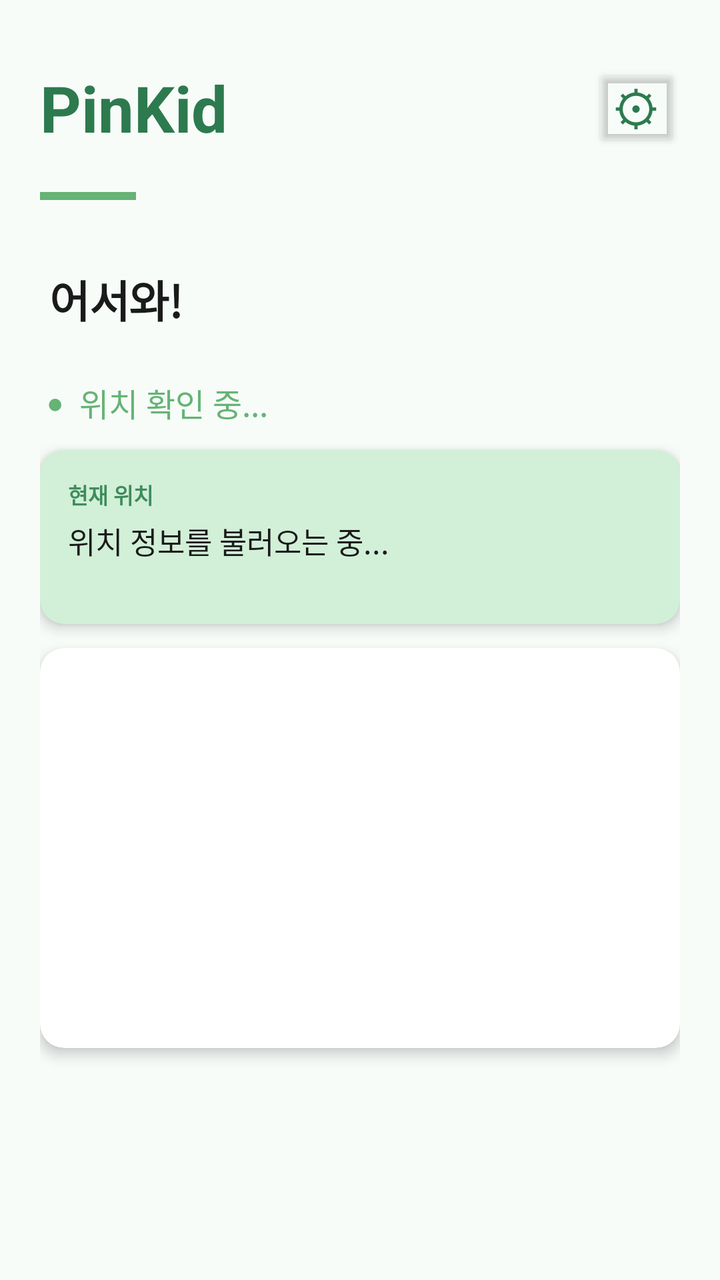
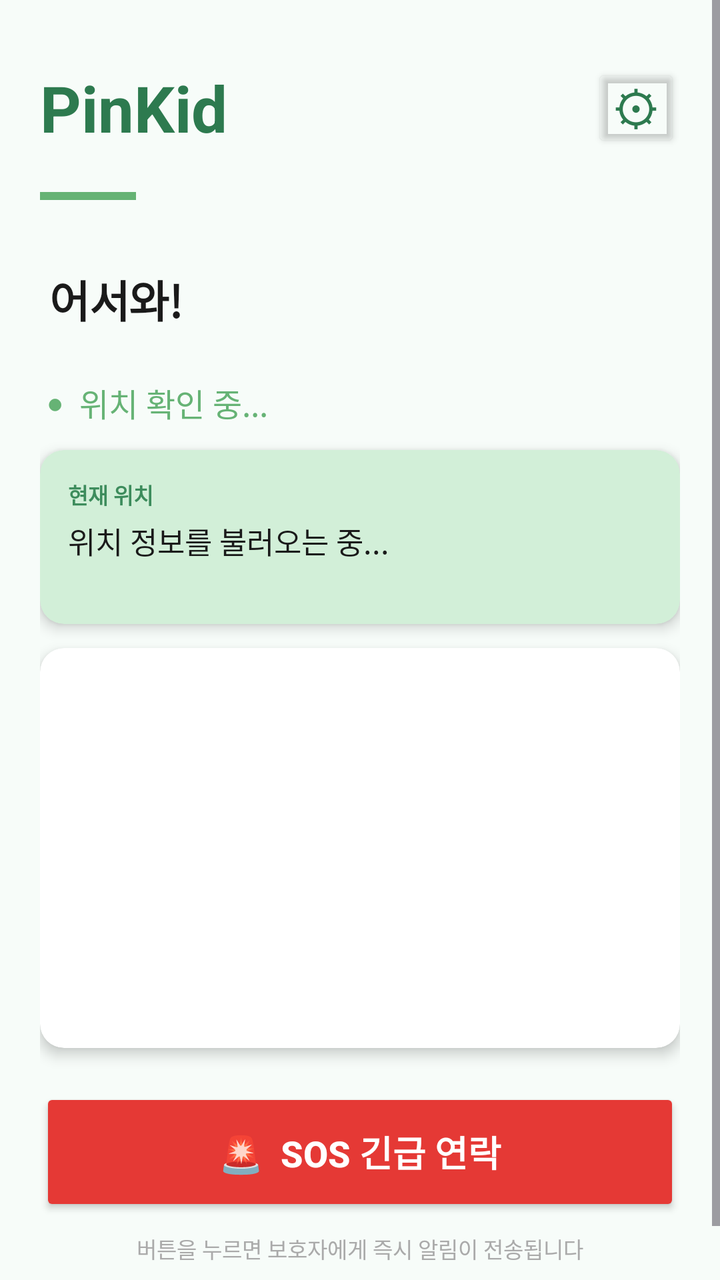

The first picture is an Android layout as it rendered before a commit; the second is the same layout after the commit. The layout source and the unified diff follow.
<!-- AndroidManifest.xml: application theme Theme.PinKid -->
<!-- res/layout/activity_child.xml -->
<?xml version="1.0" encoding="utf-8"?>
<ScrollView
    xmlns:android="http://schemas.android.com/apk/res/android"
    xmlns:app="http://schemas.android.com/apk/res-auto"
    android:layout_width="match_parent"
    android:layout_height="match_parent"
    android:background="#F7FCF9"
    android:fillViewport="true">

    <LinearLayout
        android:layout_width="match_parent"
        android:layout_height="wrap_content"
        android:orientation="vertical"
        android:padding="20dp">

        
        <LinearLayout
            android:layout_width="match_parent"
            android:layout_height="wrap_content"
            android:orientation="horizontal"
            android:gravity="center_vertical"
            android:layout_marginTop="12dp">

            <TextView
                android:id="@+id/txtPinKid"
                android:layout_width="0dp"
                android:layout_height="wrap_content"
                android:layout_weight="1"
                android:text="PinKid"
                android:textSize="32sp"
                android:textStyle="bold"
                android:textColor="#2D7A4F"/>

            <Button
                android:id="@+id/btnSettings"
                android:layout_width="44dp"
                android:layout_height="44dp"
                android:text="⚙"
                android:textSize="24sp"
                android:textColor="#2D7A4F"
                android:backgroundTint="#00000000"
                android:padding="0dp"/>

        </LinearLayout>

        <View
            android:id="@+id/divider"
            android:layout_width="48dp"
            android:layout_height="4dp"
            android:background="#66B375"
            android:layout_marginTop="20dp"
            android:layout_marginBottom="32dp"/>

        
        <LinearLayout
            android:layout_width="match_parent"
            android:layout_height="wrap_content"
            android:orientation="horizontal"
            android:baselineAligned="false"
            android:gravity="bottom"
            android:layout_marginBottom="24dp">

            <TextView
                android:id="@+id/txtChildName"
                android:layout_width="wrap_content"
                android:layout_height="wrap_content"
                android:text=""
                android:textColor="#1A1A1A"
                android:textSize="25sp"
                android:textStyle="bold"
                android:letterSpacing="-0.02"/>

            <TextView
                android:layout_width="wrap_content"
                android:layout_height="wrap_content"
                android:text=" 어서와!"
                android:textColor="#1A1A1A"
                android:textSize="22sp"
                android:textStyle="bold"
                android:letterSpacing="-0.02"/>

        </LinearLayout>

        
        <LinearLayout
            android:layout_width="match_parent"
            android:layout_height="wrap_content"
            android:orientation="horizontal"
            android:gravity="center_vertical"
            android:layout_marginBottom="12dp">

            <TextView
                android:layout_width="wrap_content"
                android:layout_height="wrap_content"
                android:text=" ●"
                android:textColor="#66B375"
                android:textSize="14sp"
                android:layout_marginEnd="8dp"/>

            <TextView
                android:id="@+id/txtChildZone"
                android:layout_width="wrap_content"
                android:layout_height="wrap_content"
                android:text="위치 확인 중..."
                android:textColor="#66B375"
                android:textSize="16sp"/>

        </LinearLayout>

        
        <androidx.cardview.widget.CardView
            android:layout_width="match_parent"
            android:layout_height="wrap_content"
            app:cardBackgroundColor="#D2EFD8"
            app:cardCornerRadius="12dp"
            app:cardElevation="4dp"
            android:layout_marginBottom="12dp">

            <LinearLayout
                android:layout_width="match_parent"
                android:layout_height="wrap_content"
                android:orientation="vertical"
                android:padding="14dp">

                <TextView
                    android:layout_width="wrap_content"
                    android:layout_height="wrap_content"
                    android:text="현재 위치"
                    android:textColor="#3D8C5C"
                    android:textSize="11sp"
                    android:textStyle="bold"
                    android:layout_marginBottom="4dp"/>

                <TextView
                    android:id="@+id/txtCurrentAddress"
                    android:layout_width="wrap_content"
                    android:layout_height="wrap_content"
                    android:text="위치 정보를 불러오는 중..."
                    android:textColor="#1A1A1A"
                    android:textSize="15sp"/>

                <TextView
                    android:id="@+id/txtLastUpdate"
                    android:layout_width="wrap_content"
                    android:layout_height="wrap_content"
                    android:text=""
                    android:textColor="#AAAAAA"
                    android:textSize="11sp"
                    android:layout_marginTop="2dp"/>

            </LinearLayout>

        </androidx.cardview.widget.CardView>

        
        <androidx.cardview.widget.CardView
            android:id="@+id/cardMap"
            android:layout_width="match_parent"
            android:layout_height="200dp"
            app:cardCornerRadius="12dp"
            app:cardElevation="4dp"
            android:layout_marginBottom="16dp">

            <FrameLayout
                android:id="@+id/miniMapContainer"
                android:layout_width="match_parent"
                android:layout_height="match_parent"/>

        </androidx.cardview.widget.CardView>

    </LinearLayout>

</ScrollView>
<!-- resources referenced by this layout -->
<resources>
  <style name="Theme.PinKid" parent="Base.Theme.PinKid">
          <item name="materialButtonStyle">@style/Widget.PinKid.Button</item>
      </style>
  <style name="Base.Theme.PinKid" parent="Theme.Material3.DayNight.NoActionBar">
          
          
      </style>
  <style name="Widget.PinKid.Button" parent="Widget.Material3.Button">
          <item name="cornerRadius">5dp</item>
      </style>
</resources>

<!-- the commit's change to res/layout/activity_child.xml (unified diff, before → after) -->
@@ -159,7 +159,7 @@
             android:layout_height="200dp"
             app:cardCornerRadius="12dp"
             app:cardElevation="4dp"
-            android:layout_marginBottom="16dp">
+            android:layout_marginBottom="20dp">
 
             <FrameLayout
                 android:id="@+id/miniMapContainer"
@@ -168,6 +168,28 @@
 
         </androidx.cardview.widget.CardView>
 
+        
+        <Button
+            android:id="@+id/btnSOS"
+            android:layout_width="match_parent"
+            android:layout_height="64dp"
+            android:text="🚨  SOS 긴급 연락"
+            android:textSize="18sp"
+            android:textStyle="bold"
+            android:textColor="#FFFFFF"
+            android:backgroundTint="#E53935"
+            app:cornerRadius="12dp"/>
+
+        <TextView
+            android:layout_width="match_parent"
+            android:layout_height="wrap_content"
+            android:text="버튼을 누르면 보호자에게 즉시 알림이 전송됩니다"
+            android:textSize="11sp"
+            android:textColor="#AAAAAA"
+            android:gravity="center"
+            android:layout_marginTop="8dp"
+            android:layout_marginBottom="16dp"/>
+
     </LinearLayout>
 
 </ScrollView>
